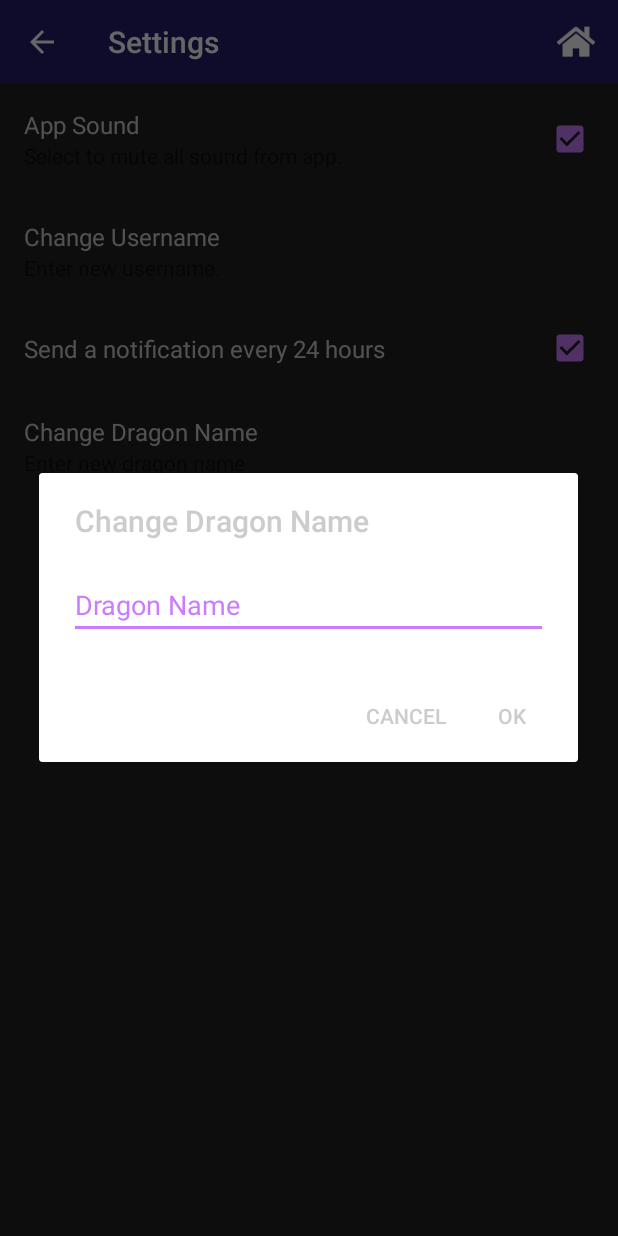
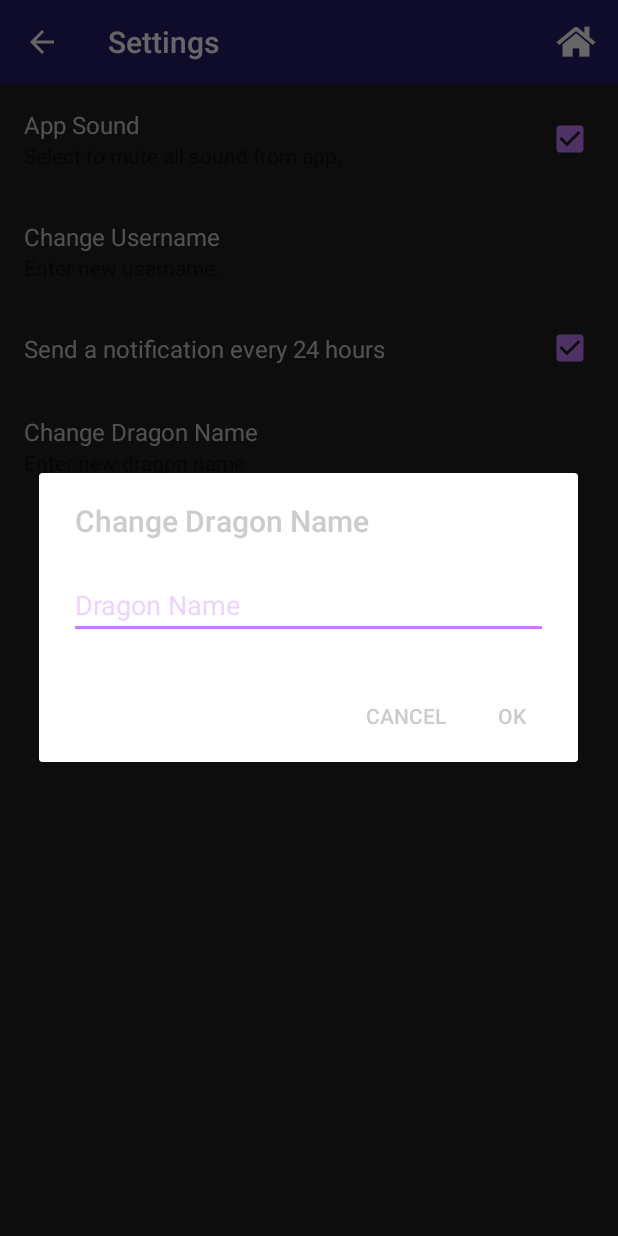
Before and after one commit to MyannaHarris/GEDMobileApp, an Android app: the SettingsActivity screen opened directly, with no data from a screen before it, after a tap on "Change Dragon Name", on a phone screen of 412 x 824 dp. Run offline under Robolectric (Android 15) with nearby library versions, the phone set to English and light mode, and no system bars; 3 other taps on this screen came first.

Commit message:
fixed preference hint color

```diff
--- a/GEDAppGUI/app/src/main/res/values/colors.xml
+++ b/GEDAppGUI/app/src/main/res/values/colors.xml
@@ -47,4 +47,5 @@
     <color name="chemistryGameText">#000000</color>
     <color name="spriteAccessoryBG">#313131</color>
     <color name="fractodectext">#b03ffc</color>
+    <color name="colorHint">#55ca7cff</color>
 </resources>
--- a/GEDAppGUI/app/src/main/res/xml/preferences.xml
+++ b/GEDAppGUI/app/src/main/res/xml/preferences.xml
@@ -30,6 +30,7 @@
         android:title="@string/username_title"
         android:summary="@string/username_summary"
         android:hint="Name"
+        android:textColorHint="@color/colorHint"
         android:defaultValue=""/>
 
     <CheckBoxPreference
@@ -43,6 +44,7 @@
         android:title="Change Dragon Name"
         android:summary="Enter new dragon name"
         android:hint="Dragon Name"
+        android:textColorHint="@color/colorHint"
         android:defaultValue=""/>
 
 </PreferenceScreen>
```
